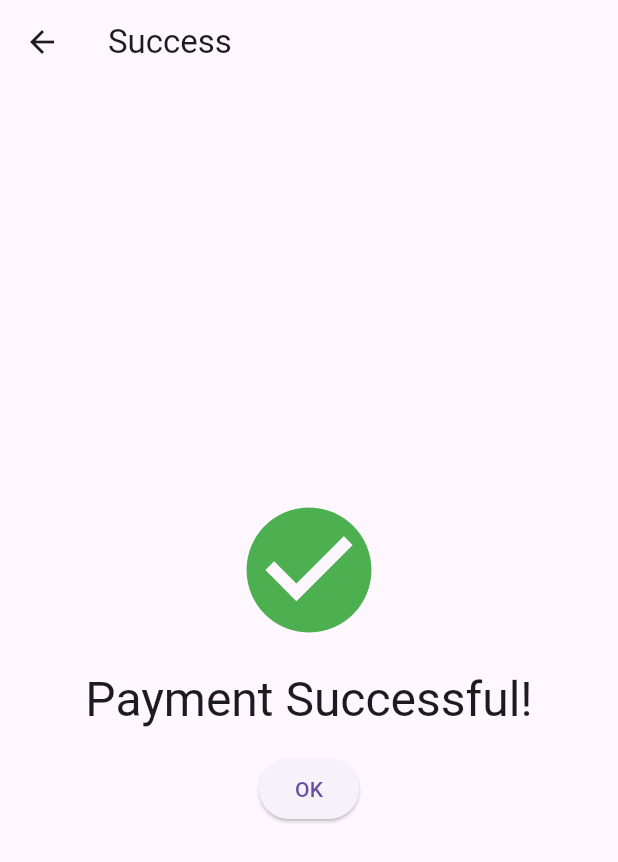
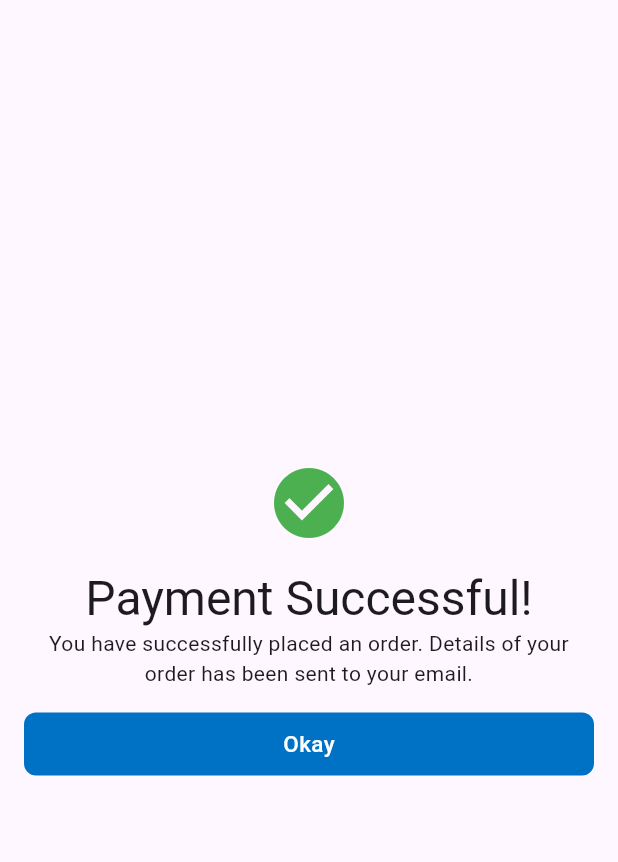
Before and after one commit to damilare-d/hng_internship_projects, a Flutter app: the SuccessView screen opened by its route, on a phone screen of 412 x 824 dp. Shown: the top 862 px of the screen. Run offline on Flutter 3.47's test engine with Material 3 defaults, Android fonts, the phone set to English and light mode, and no system bars; our stand-ins replace carousel_slider, flutter_dotenv, flutter_svg, stacked, stacked_services, stacked_shared; network calls fail.

Commit message:
fixes from boring to life

```diff
--- a/stage_4_hng_app/lib/ui/views/success/success_view.dart
+++ b/stage_4_hng_app/lib/ui/views/success/success_view.dart
@@ -1,5 +1,6 @@
 import 'package:flutter/material.dart';
 import 'package:stacked/stacked.dart';
+import 'package:stage_4_hng_app/ui/views/widgets/button_widget.dart';
 
 import 'success_viewmodel.dart';
 
@@ -13,25 +14,30 @@ class SuccessView extends StackedView<SuccessViewModel> {
     Widget? child,
   ) {
     return Scaffold(
-      appBar: AppBar(
-        title: const Text('Success'),
-      ),
-      body: Center(
+
+      body: Padding(
+        padding: const EdgeInsets.all(16.0),
+        child: Center(
           child: Column(
             mainAxisAlignment: MainAxisAlignment.center,
             children: [
-            const Icon(Icons.check_circle, color: Colors.green, size: 100),
+              const Icon(Icons.check_circle, color: Colors.green, size: 56),
               const SizedBox(height: 16.0),
               Text(
                 'Payment Successful!',
                 style: Theme.of(context).textTheme.headlineLarge,
               ),
+             const Text("You have successfully placed an order. Details of your order has been sent to your email.",
+             textAlign: TextAlign.center,
+             ),
               const SizedBox(height: 16.0),
-            ElevatedButton(
-              onPressed: viewModel.onTapOk,
-              child: const Text('OK'),
+              ButtonWidget(
+                buttonText: "Okay",
+                onTap:  viewModel.onTapOk,
               ),
+
             ],
+          ),
         ),
       ),
     );
--- a/stage_4_hng_app/lib/ui/views/widgets/button_widget.dart
+++ b/stage_4_hng_app/lib/ui/views/widgets/button_widget.dart
@@ -21,12 +21,13 @@ class ButtonWidget extends StatelessWidget {
       onTap: onTap,
       child: Container(
         width: width ?? double.maxFinite,
-        height: height ?? 35,
+        height: height ?? 42,
         decoration: BoxDecoration(
           borderRadius: BorderRadius.circular(8),
           color: const Color(0xff0072C6),
         ),
         child: Row(
+          mainAxisAlignment: MainAxisAlignment.center,
           children: [
             if (icon != null) Icon(icon),
             Text(
```
Also changed, not shown: stage_4_hng_app/lib/ui/bottom_sheets/payment/payment_sheet.dart (+14 -3 lines), stage_4_hng_app/lib/ui/views/checkout/checkout_view.dart (+6 -5 lines), stage_4_hng_app/lib/ui/views/widgets/checkout_widget.dart (+7 -3 lines). Lines whose indentation alone changed are shown as unchanged.
